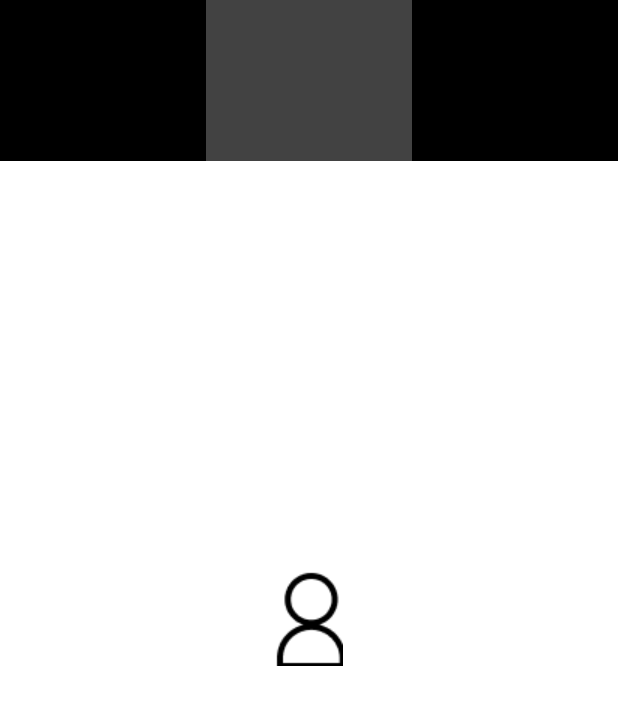
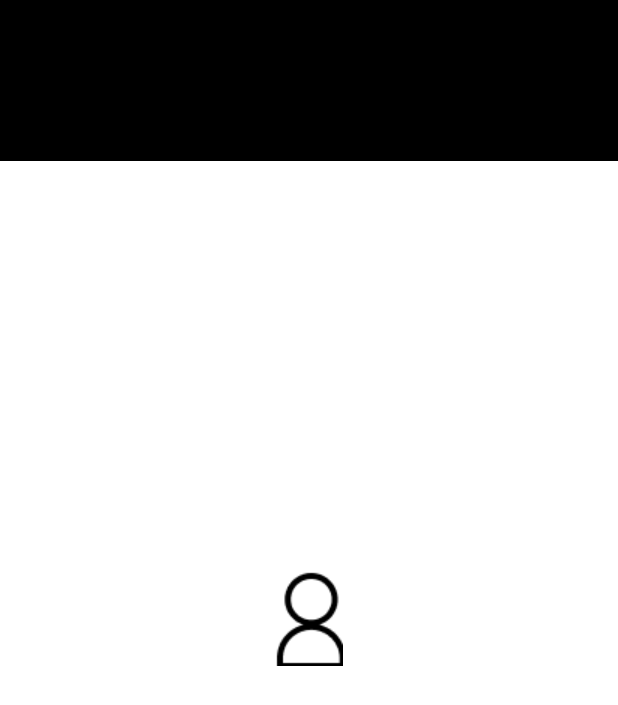
Before and after one commit to Radva-boroda/Dagger2-Retrofit-Coroutines-Api-Db-CleanArchitecture-, an Android app: the layout image_item.xml on its own in the app's theme, with its tools: preview values and no code run, on a phone screen of 412 x 824 dp. Shown: the top 705 px of the screen. Run offline under Robolectric (Android 15) with nearby library versions, the phone set to English and light mode, and no system bars.

Commit message:
Pictures done

```diff
--- a/app/src/main/java/dev/ronnie/imageloaderdagger2/data/images/Images.kt
+++ /dev/null
@@ -1,6 +0,0 @@
-package dev.ronnie.imageloaderdagger2.data.images
-
-import android.util.Log
-
-// Генеруються через плагін ДЖЕСОН... ЦЕЙ КЛАС ПОЛУЧАЄ ЛІСТ (список)
-class Images : ArrayList<ImagesItem>((Log.i("Images","Received_List_ImagesItem")))
--- a/app/src/main/java/dev/ronnie/imageloaderdagger2/data/images/ImagesItem.kt
+++ b/app/src/main/java/dev/ronnie/imageloaderdagger2/data/images/Movie.kt
@@ -1,6 +1,6 @@
 package dev.ronnie.imageloaderdagger2.data.images
 // Модель по якій прийде файл
-data class ImagesItem(
+data class Movie(
     val albumId: Int,
     val id: Int,
     val thumbnailUrl: String,
--- a/app/src/main/res/layout/fragment_pictures.xml
+++ b/app/src/main/res/layout/fragment_pictures.xml
@@ -158,7 +158,7 @@
             app:layout_constraintStart_toEndOf="@+id/StartOf" />
 
         <androidx.recyclerview.widget.RecyclerView
-            android:id="@+id/imagesss"
+            android:id="@+id/recyclerV"
             app:dismiss_enabled="true"
             android:layout_width="0dp"
             android:layout_height="0dp"
@@ -166,8 +166,9 @@
             app:layout_constraintBottom_toTopOf="@+id/BottomOf"
             app:layout_constraintEnd_toStartOf="@+id/EndOf"
             app:layout_constraintStart_toEndOf="@+id/StartOf"
+            app:layoutManager="androidx.recyclerview.widget.GridLayoutManager"
             app:layout_constraintTop_toBottomOf="@+id/tv_animal"
-            app:layoutManager="androidx.recyclerview.widget.LinearLayoutManager"
+            tools:itemCount="3"
             tools:listitem="@layout/image_item"/>
 
         <ProgressBar
--- a/app/src/main/res/layout/fragment_welcome.xml
+++ b/app/src/main/res/layout/fragment_welcome.xml
@@ -4,7 +4,7 @@
     xmlns:tools="http://schemas.android.com/tools">
 
     <androidx.constraintlayout.widget.ConstraintLayout
-        android:id="@+id/constraint"
+        android:id="@+id/constraint1"
         android:layout_width="match_parent"
         android:layout_height="match_parent"
         android:background="@color/white">
--- a/app/src/main/res/layout/image_item.xml
+++ b/app/src/main/res/layout/image_item.xml
@@ -11,50 +11,45 @@
         android:layout_width="match_parent"
         android:layout_height="107dp">
 
-        <ImageView
+        <androidx.appcompat.widget.AppCompatImageView
             android:id="@+id/view1"
-            android:scaleType="centerCrop"
             android:layout_width="0dp"
             android:layout_height="0dp"
-            app:layoutManager="androidx.recyclerview.widget.zLinearLayoutManager"
+            android:background="@color/black"
+            android:scaleType="centerCrop"
             android:text="VIEW 1"
-            android:background="@color/black"
-            app:layout_constraintBottom_toBottomOf="parent"
-            app:layout_constraintRight_toLeftOf="@id/view2"
-            app:layout_constraintStart_toStartOf="parent"
-            app:layout_constraintTop_toTopOf="parent"
-            app:layout_constraintEnd_toStartOf="@id/view2"/>
-
-        <ImageView
-            android:id="@+id/view2"
-
-            android:scaleType="centerCrop"
-            android:layout_width="0dp"
-            android:layout_height="0dp"
-            android:text="VIEW 2"
-            app:layoutManager="androidx.recyclerview.widget.zLinearLayoutManager"
-            android:background="@color/cardview_dark_background"
-            app:layout_constraintBottom_toBottomOf="parent"
-            app:layout_constraintLeft_toRightOf="@id/view1"
-            app:layout_constraintRight_toLeftOf="@id/view3"
-            app:layout_constraintStart_toEndOf="@id/view1"
-            app:layout_constraintTop_toTopOf="parent"
-            app:layout_constraintEnd_toStartOf="@id/view3"
-            />
-
-        <ImageView
-            android:id="@+id/view3"
-            android:scaleType="centerCrop"
-            android:layout_width="0dp"
-            android:layout_height="0dp"
-            android:text="VIEW 3"
-            android:background="@color/black"
-            app:layoutManager="androidx.recyclerview.widget.LinearLayoutManager"
             app:layout_constraintBottom_toBottomOf="parent"
             app:layout_constraintEnd_toEndOf="parent"
-            app:layout_constraintLeft_toRightOf="@id/view2"
-            app:layout_constraintTop_toTopOf="parent"
-            app:layout_constraintStart_toEndOf="@id/view2"/>
+            app:layout_constraintStart_toStartOf="parent"
+            app:layout_constraintTop_toTopOf="parent" />
+
+<!--        <androidx.appcompat.widget.AppCompatImageView-->
+<!--            android:id="@+id/view2"-->
+<!--            android:scaleType="centerCrop"-->
+<!--            android:layout_width="0dp"-->
+<!--            android:layout_height="0dp"-->
+<!--            android:text="VIEW 2"-->
+<!--            android:background="@color/cardview_dark_background"-->
+<!--            app:layout_constraintBottom_toBottomOf="parent"-->
+<!--            app:layout_constraintLeft_toRightOf="@id/view1"-->
+<!--            app:layout_constraintRight_toLeftOf="@id/view3"-->
+<!--            app:layout_constraintStart_toEndOf="@id/view1"-->
+<!--            app:layout_constraintTop_toTopOf="parent"-->
+<!--            app:layout_constraintEnd_toStartOf="@id/view3"-->
+<!--            />-->
+
+<!--        <androidx.appcompat.widget.AppCompatImageView-->
+<!--            android:id="@+id/view3"-->
+<!--            android:scaleType="centerCrop"-->
+<!--            android:layout_width="0dp"-->
+<!--            android:layout_height="0dp"-->
+<!--            android:text="VIEW 3"-->
+<!--            android:background="@color/black"-->
+<!--            app:layout_constraintBottom_toBottomOf="parent"-->
+<!--            app:layout_constraintEnd_toEndOf="parent"-->
+<!--            app:layout_constraintLeft_toRightOf="@id/view2"-->
+<!--            app:layout_constraintTop_toTopOf="parent"-->
+<!--            app:layout_constraintStart_toEndOf="@id/view2"/>-->
 
 
 
```
Also changed, not shown: app/src/main/java/dev/ronnie/imageloaderdagger2/api/ApiServise.kt (deleted, +0 -11 lines), app/src/main/java/dev/ronnie/imageloaderdagger2/api/RetrofitInstance.kt (deleted, +0 -18 lines), app/src/main/java/dev/ronnie/imageloaderdagger2/api/RetrofitService.kt (added, +43 -0 lines), app/src/main/java/dev/ronnie/imageloaderdagger2/api/repository/Repository.kt (+13 -6 lines), app/src/main/java/dev/ronnie/imageloaderdagger2/api/repository/ViewPagerAdapter.kt (deleted, +0 -18 lines), app/src/main/java/dev/ronnie/imageloaderdagger2/presentation/adapters/BindingAdapters.kt (deleted, +0 -24 lines), app/src/main/java/dev/ronnie/imageloaderdagger2/presentation/adapters/StartAdapter.kt (+26 -27 lines), app/src/main/java/dev/ronnie/imageloaderdagger2/presentation/fragments/PicturesFragment.kt (+51 -14 lines), app/src/main/java/dev/ronnie/imageloaderdagger2/presentation/viewmodels/PicturesFragmentViewModel.kt (+21 -13 lines), app/src/main/java/dev/ronnie/imageloaderdagger2/presentation/viewmodels/ViewModelFactoryP.kt (added, +16 -0 lines).
